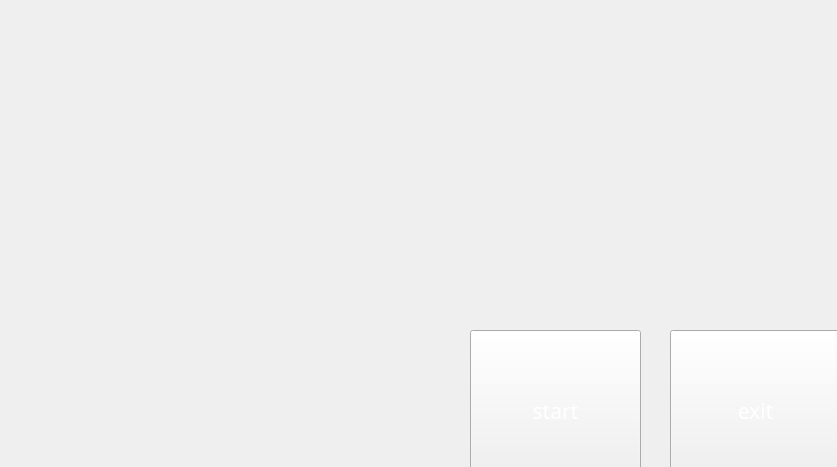
XYH2001/Towerdefense, file mainwindow.ui: the form before one commit.
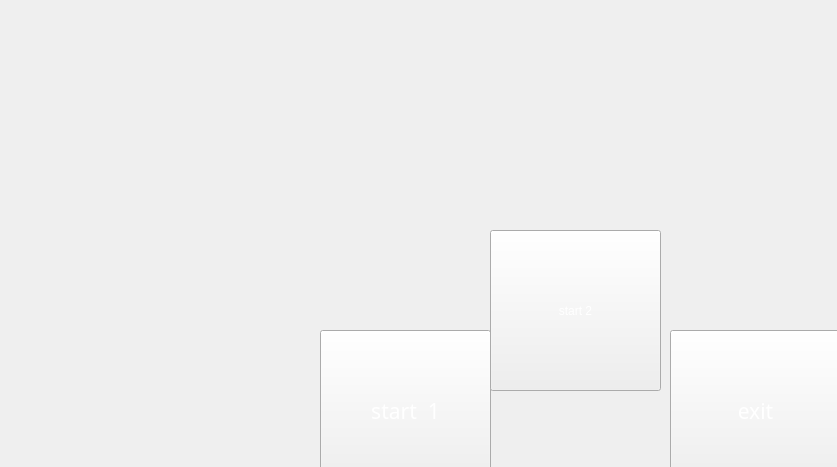
The form after the commit. Icons and pictures are not drawn.

```diff
--- a/mainwindow.ui
+++ b/mainwindow.ui
@@ -38,7 +38,7 @@
    <widget class="QPushButton" name="pushButton">
     <property name="geometry">
      <rect>
-      <x>470</x>
+      <x>320</x>
       <y>330</y>
       <width>171</width>
       <height>161</height>
@@ -59,7 +59,7 @@
 </string>
     </property>
     <property name="text">
-     <string>start</string>
+     <string>start  1</string>
     </property>
    </widget>
    <widget class="QPushButton" name="pushButton_2">
@@ -85,6 +85,24 @@
      <string>exit</string>
     </property>
    </widget>
+   <widget class="QPushButton" name="pushButton_3">
+    <property name="geometry">
+     <rect>
+      <x>490</x>
+      <y>230</y>
+      <width>171</width>
+      <height>161</height>
+     </rect>
+    </property>
+    <property name="styleSheet">
+     <string notr="true">border-image: url(:/pictures/file3.png);
+font: 16pt &quot;Impact&quot;;
+color: rgb(255, 255, 255);</string>
+    </property>
+    <property name="text">
+     <string>start 2</string>
+    </property>
+   </widget>
   </widget>
   <widget class="QMenuBar" name="menubar">
    <property name="geometry">
```
